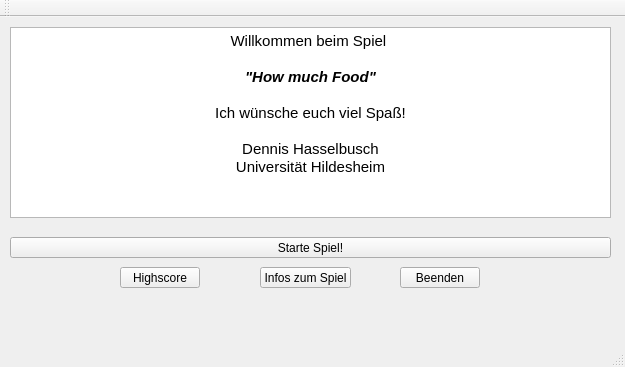
AshtariEsric/TooMuchFood_QT, file TooMuchFood/mainwindow.ui: the form before one commit.
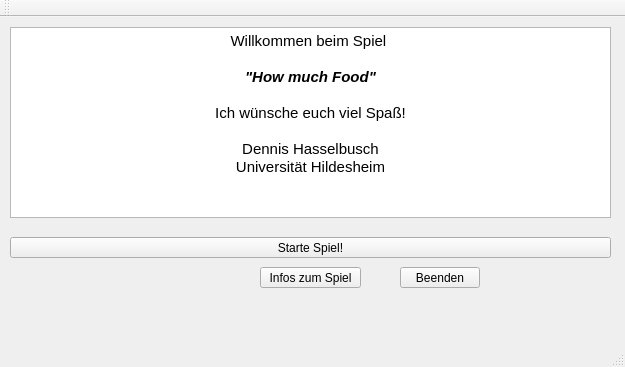
The form after the commit.

```diff
--- a/TooMuchFood/mainwindow.ui
+++ b/TooMuchFood/mainwindow.ui
@@ -90,7 +90,7 @@
      <rect>
       <x>260</x>
       <y>250</y>
-      <width>91</width>
+      <width>101</width>
       <height>21</height>
      </rect>
     </property>
@@ -98,19 +98,6 @@
      <string>Infos zum Spiel</string>
     </property>
    </widget>
-   <widget class="QPushButton" name="btn_highscore">
-    <property name="geometry">
-     <rect>
-      <x>120</x>
-      <y>250</y>
-      <width>80</width>
-      <height>21</height>
-     </rect>
-    </property>
-    <property name="text">
-     <string>Highscore</string>
-    </property>
-   </widget>
   </widget>
   <widget class="QMenuBar" name="menuBar">
    <property name="geometry">
```
